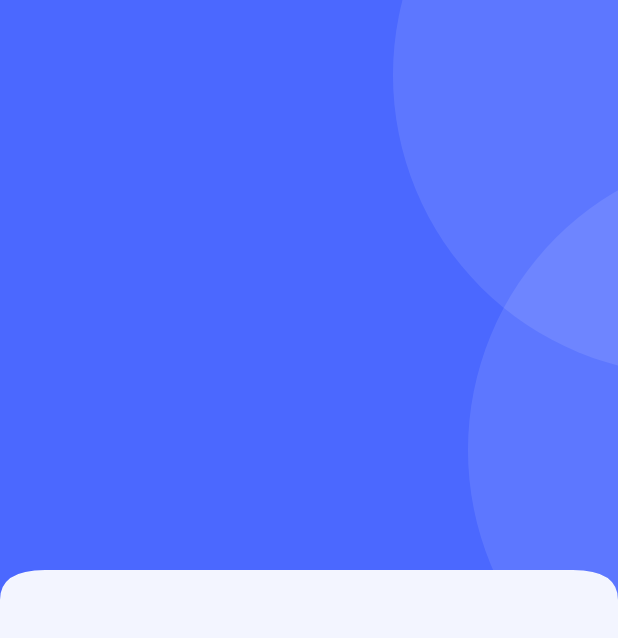
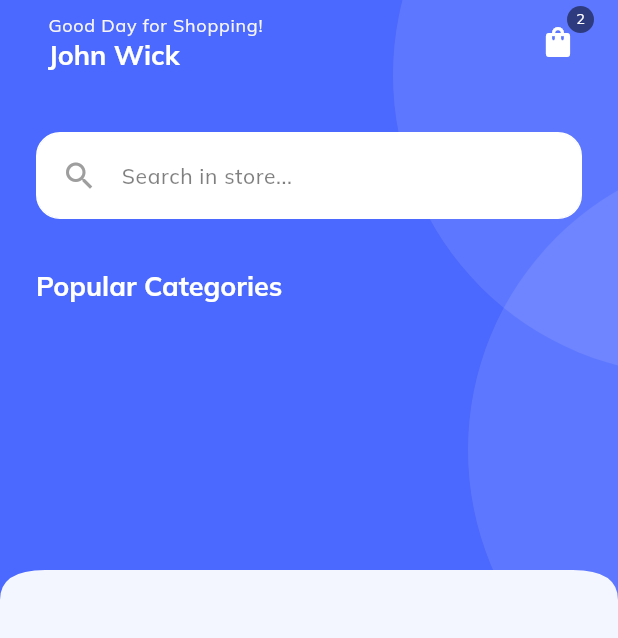
Before and after one commit to ShazidMorshed14/farsight-vendor-app, a Flutter app: the HeroScreen screen opened directly, on a phone screen of 412 x 824 dp. Shown: the top 638 px of the screen. Run offline on Flutter 3.47's test engine with Material 3 defaults, Android fonts, the phone set to English and light mode, and no system bars; our stand-ins replace connectivity_plus, dio, dropdown_button2, flutter_native_splash, flutter_secure_storage, get and 2 more; accounts and stored records are empty.

Commit message:
new categorysection added

```diff
--- a/lib/common/widgets/appbar/appbar.dart
+++ b/lib/common/widgets/appbar/appbar.dart
@@ -1,12 +1,42 @@
+import 'package:farsight_vendor_app/constants/sizes.dart';
 import 'package:farsight_vendor_app/utils/device/device_utility.dart';
 import 'package:flutter/material.dart';
+import 'package:get/get.dart';
 
 class TAppBar extends StatelessWidget implements PreferredSizeWidget {
-  const TAppBar({super.key});
+  const TAppBar(
+      {super.key,
+      this.title,
+      this.actions,
+      this.leadingIcon,
+      this.leadingOnPressed,
+      this.showBackArrow = false});
+
+  final Widget? title;
+  final bool showBackArrow;
+  final IconData? leadingIcon;
+  final List<Widget>? actions;
+  final VoidCallback? leadingOnPressed;
 
   @override
   Widget build(BuildContext context) {
-    return const Placeholder();
+    return Padding(
+      padding: EdgeInsets.symmetric(horizontal: TSizes.md),
+      child: AppBar(
+        backgroundColor: Colors.transparent,
+        automaticallyImplyLeading: false,
+        leading: showBackArrow
+            ? IconButton(
+                onPressed: () => Get.back(),
+                icon: const Icon(Icons.arrow_back_ios))
+            : leadingIcon != null
+                ? IconButton(
+                    onPressed: leadingOnPressed, icon: Icon(leadingIcon))
+                : null,
+        title: title,
+        actions: actions,
+      ),
+    );
   }
 
   @override
--- /dev/null
+++ b/lib/common/widgets/containers/search_container.dart
@@ -0,0 +1,47 @@
+import 'package:farsight_vendor_app/constants/sizes.dart';
+import 'package:flutter/material.dart';
+
+class TSearchContainer extends StatelessWidget {
+  const TSearchContainer(
+      {super.key,
+      required this.width,
+      this.icon,
+      this.showBackground = true,
+      this.showBorder = true,
+      required this.text});
+
+  final double width;
+  final IconData? icon;
+  final bool showBackground, showBorder;
+  final String text;
+
+  @override
+  Widget build(BuildContext context) {
+    return Padding(
+      padding: const EdgeInsets.symmetric(horizontal: TSizes.defaultSpace),
+      child: Container(
+        width: width,
+        padding: const EdgeInsets.all(TSizes.md),
+        decoration: BoxDecoration(
+            color: showBackground ? Colors.white : Colors.transparent,
+            borderRadius: BorderRadius.circular(16.0),
+            border: showBorder ? Border.all(color: Colors.white) : null),
+        child: Row(
+          children: [
+            Icon(
+              icon,
+              color: Colors.grey,
+            ),
+            const SizedBox(
+              width: TSizes.spaceBtwItems,
+            ),
+            Text(
+              text,
+              style: Theme.of(context).textTheme.bodySmall,
+            )
+          ],
+        ),
+      ),
+    );
+  }
+}
--- /dev/null
+++ b/lib/common/widgets/headings/section_heading.dart
@@ -0,0 +1,43 @@
+import 'package:farsight_vendor_app/constants/sizes.dart';
+import 'package:flutter/material.dart';
+
+class TSectionHeading extends StatelessWidget {
+  const TSectionHeading(
+      {super.key,
+      this.onPressed,
+      this.textColor = Colors.white,
+      this.buttonTitle = 'View all',
+      required this.title,
+      this.showActionButton = false});
+
+  final Color? textColor;
+  final bool showActionButton;
+  final String title, buttonTitle;
+  final void Function()? onPressed;
+
+  @override
+  Widget build(BuildContext context) {
+    return Padding(
+      padding: EdgeInsets.only(left: TSizes.defaultSpace),
+      child: Column(
+        children: [
+          Row(
+            children: [
+              Text(
+                'Popular Categories',
+                style: Theme.of(context)
+                    .textTheme
+                    .headlineSmall!
+                    .apply(color: textColor),
+                maxLines: 1,
+                overflow: TextOverflow.ellipsis,
+              ),
+              if (showActionButton)
+                TextButton(onPressed: onPressed, child: Text('view all'))
+            ],
+          )
+        ],
+      ),
+    );
+  }
+}
--- /dev/null
+++ b/lib/common/widgets/hero/home_appbar.dart
@@ -0,0 +1,36 @@
+import 'package:farsight_vendor_app/common/widgets/appbar/appbar.dart';
+import 'package:farsight_vendor_app/common/widgets/products/cart_menu_icon.dart';
+import 'package:flutter/material.dart';
+
+class THomeAppBar extends StatelessWidget {
+  const THomeAppBar({
+    super.key,
+  });
+
+  @override
+  Widget build(BuildContext context) {
+    return TAppBar(
+      title: Column(
+        crossAxisAlignment: CrossAxisAlignment.start,
+        children: [
+          Text("Good Day for Shopping!",
+              style: Theme.of(context)
+                  .textTheme
+                  .labelMedium!
+                  .apply(color: const Color.fromARGB(255, 247, 245, 245))),
+          Text("John Wick",
+              style: Theme.of(context)
+                  .textTheme
+                  .headlineSmall!
+                  .apply(color: Colors.white)),
+        ],
+      ),
+      actions: [
+        TCartCounterIcon(
+          onPressed: () {},
+          iconColor: Colors.white,
+        )
+      ],
+    );
+  }
+}
--- /dev/null
+++ b/lib/common/widgets/products/cart_menu_icon.dart
@@ -0,0 +1,42 @@
+import 'package:flutter/material.dart';
+
+class TCartCounterIcon extends StatelessWidget {
+  const TCartCounterIcon({super.key, required this.onPressed, this.iconColor});
+
+  final VoidCallback onPressed;
+  final Color? iconColor;
+
+  @override
+  Widget build(BuildContext context) {
+    return Stack(
+      children: [
+        IconButton(
+            onPressed: onPressed,
+            icon: Icon(
+              Icons.shopping_bag,
+              color: iconColor,
+            )),
+        Positioned(
+          right: 0,
+          child: Container(
+            width: 18,
+            height: 18,
+            decoration: BoxDecoration(
+              color: Colors.black.withOpacity(0.5),
+              borderRadius: BorderRadius.circular(100),
+            ),
+            child: Center(
+              child: Text(
+                "2",
+                style: Theme.of(context)
+                    .textTheme
+                    .labelLarge!
+                    .apply(color: Colors.white, fontSizeFactor: 0.8),
+              ),
+            ),
+          ),
+        )
+      ],
+    );
+  }
+}
--- a/lib/foundation/sp_icon/sp_icon.dart
+++ b/lib/foundation/sp_icon/sp_icon.dart
@@ -1,3 +1,4 @@
+import 'package:farsight_vendor_app/constants/colors.dart';
 import 'package:flutter/material.dart';
 
 class SPIcon extends StatelessWidget {
@@ -12,7 +13,7 @@ class SPIcon extends StatelessWidget {
       "assets/images/$assetname",
       height: 25,
       width: 25,
-      color: isSelected! ? const Color(0xffef7d00) : Colors.black,
+      color: isSelected! ? TColors.tprimary : Colors.black,
     );
   }
 }
--- a/lib/screens/hero_screen.dart
+++ b/lib/screens/hero_screen.dart
@@ -1,7 +1,13 @@
+import 'package:farsight_vendor_app/common/widgets/appbar/appbar.dart';
 import 'package:farsight_vendor_app/common/widgets/containers/circular_container.dart';
 import 'package:farsight_vendor_app/common/widgets/containers/primary_header_container.dart';
+import 'package:farsight_vendor_app/common/widgets/containers/search_container.dart';
 import 'package:farsight_vendor_app/common/widgets/curved_edges/curved_edges.dart';
 import 'package:farsight_vendor_app/common/widgets/curved_edges/curved_edges_widget.dart';
+import 'package:farsight_vendor_app/common/widgets/headings/section_heading.dart';
+import 'package:farsight_vendor_app/common/widgets/hero/home_appbar.dart';
+import 'package:farsight_vendor_app/common/widgets/products/cart_menu_icon.dart';
+import 'package:farsight_vendor_app/constants/sizes.dart';
 import 'package:farsight_vendor_app/screens/settings_screen.dart';
 import 'package:farsight_vendor_app/utils/routing.dart';
 import 'package:farsight_vendor_app/widgets/screen.dart';
@@ -46,7 +52,37 @@ class _HeroScreenState extends State<HeroScreen> {
           child: Column(
             children: [
               //header part
-              TPrimaryHeaderContainer(child: Container())
+              TPrimaryHeaderContainer(
+                  child: Column(
+                children: [
+                  ///hero section header
+                  THomeAppBar(),
+
+                  const SizedBox(
+                    height: TSizes.spaceBtwSections,
+                  ),
+
+                  ///searchbar
+                  TSearchContainer(
+                    width: width,
+                    text: "Search in store...",
+                    icon: Icons.search,
+                  ),
+
+                  const SizedBox(
+                    height: TSizes.spaceBtwSections,
+                  ),
+
+                  ///categories
+                  TSectionHeading(
+                    title: 'Popular Categories',
+                    showActionButton: false,
+                  ),
+                  const SizedBox(
+                    height: TSizes.spaceBtwItems,
+                  ),
+                ],
+              ))
             ],
           ),
         ),
@@ -76,6 +112,7 @@ class _HeroScreenState extends State<HeroScreen> {
     //       loadingShift = false;
     //     });
     //   }
+
     // } else {
     //   if (mounted) {
     //     setState(() {
--- a/lib/screens/home_screen.dart
+++ b/lib/screens/home_screen.dart
@@ -1,3 +1,4 @@
+import 'package:farsight_vendor_app/constants/colors.dart';
 import 'package:farsight_vendor_app/screens/cart_screen.dart';
 import 'package:farsight_vendor_app/screens/category_screen.dart';
 import 'package:farsight_vendor_app/screens/hero_screen.dart';
@@ -42,7 +43,7 @@ class _HomeScreenState extends State<HomeScreen> {
     return Scaffold(
       bottomNavigationBar: BottomNavigationBar(
         currentIndex: currentIndex,
-        selectedItemColor: const Color(0xffef7d00),
+        selectedItemColor: TColors.tprimary,
         selectedLabelStyle: const TextStyle(fontSize: 13),
         onTap: (index) {
           setState(() {
--- a/lib/screens/root_screen.dart
+++ b/lib/screens/root_screen.dart
@@ -1,4 +1,5 @@
 import 'package:farsight_vendor_app/screens/home_screen.dart';
+import 'package:farsight_vendor_app/utils/theme/theme.dart';
 import 'package:flutter/material.dart';
 import 'package:get/get.dart';
 import 'dart:developer';
@@ -46,10 +47,13 @@ class _RootScreenState extends State<RootScreen> {
       debugShowCheckedModeBanner: false,
       initialBinding: RootBindings(),
       title: 'Farsight App',
-      theme: ThemeData(
-        fontFamily: 'Mulish',
-        primaryColor: const Color(0xff5567f7),
-      ),
+      themeMode: ThemeMode.system,
+      // theme: ThemeData(
+      //   fontFamily: 'Mulish',
+      //   primaryColor: const Color(0xff5567f7),
+      // ),
+      theme: TAppTheme.lightTheme,
+      darkTheme: TAppTheme.darkTheme,
       home: RenderScreen(
         showSplash: _showSplash,
         isAuthenticated: _isAuthenticated,
--- /dev/null
+++ b/lib/utils/theme/custom_themes/elevated_button_theme.dart
@@ -0,0 +1,33 @@
+import 'package:flutter/material.dart';
+
+class TElevatedButtonTheme {
+  TElevatedButtonTheme._();
+
+  static final lightElevatedButtonTheme = ElevatedButtonThemeData(
+      style: ElevatedButton.styleFrom(
+    elevation: 0,
+    foregroundColor: Colors.white,
+    backgroundColor: Colors.blue,
+    disabledForegroundColor: Colors.grey,
+    disabledBackgroundColor: Colors.grey,
+    side: const BorderSide(color: Colors.blue),
+    padding: const EdgeInsets.symmetric(vertical: 18),
+    textStyle: const TextStyle(
+        fontSize: 16, color: Colors.white, fontWeight: FontWeight.w600),
+    shape: RoundedRectangleBorder(borderRadius: BorderRadius.circular(12)),
+  ));
+
+  static final darkElevatedButtonTheme = ElevatedButtonThemeData(
+      style: ElevatedButton.styleFrom(
+    elevation: 0,
+    foregroundColor: Colors.white,
+    backgroundColor: Colors.blue,
+    disabledForegroundColor: Colors.grey,
+    disabledBackgroundColor: Colors.grey,
+    side: const BorderSide(color: Colors.blue),
+    padding: const EdgeInsets.symmetric(vertical: 18),
+    textStyle: const TextStyle(
+        fontSize: 16, color: Colors.white, fontWeight: FontWeight.w600),
+    shape: RoundedRectangleBorder(borderRadius: BorderRadius.circular(12)),
+  ));
+}
--- /dev/null
+++ b/lib/utils/theme/custom_themes/text_theme.dart
@@ -0,0 +1,63 @@
+import 'package:flutter/material.dart';
+
+class TTextTheme {
+  TTextTheme._();
+
+  static TextTheme lightTextTheme = TextTheme(
+    headlineLarge: const TextStyle().copyWith(
+        fontSize: 32.0, fontWeight: FontWeight.bold, color: Colors.black),
+    headlineMedium: const TextStyle().copyWith(
+        fontSize: 24.0, fontWeight: FontWeight.w600, color: Colors.black),
+    headlineSmall: const TextStyle().copyWith(
+        fontSize: 18.0, fontWeight: FontWeight.w600, color: Colors.black),
+    titleLarge: const TextStyle().copyWith(
+        fontSize: 16.0, fontWeight: FontWeight.w600, color: Colors.black),
+    titleMedium: const TextStyle().copyWith(
+        fontSize: 16.0, fontWeight: FontWeight.w500, color: Colors.black),
+    titleSmall: const TextStyle().copyWith(
+        fontSize: 16.0, fontWeight: FontWeight.w400, color: Colors.black),
+    bodyLarge: const TextStyle().copyWith(
+        fontSize: 14.0, fontWeight: FontWeight.w500, color: Colors.black),
+    bodyMedium: const TextStyle().copyWith(
+        fontSize: 14.0, fontWeight: FontWeight.normal, color: Colors.black),
+    bodySmall: const TextStyle().copyWith(
+        fontSize: 14.0,
+        fontWeight: FontWeight.w500,
+        color: Colors.black.withOpacity(0.5)),
+    labelLarge: const TextStyle().copyWith(
+        fontSize: 12.0, fontWeight: FontWeight.normal, color: Colors.black),
+    labelMedium: const TextStyle().copyWith(
+        fontSize: 12.0,
+        fontWeight: FontWeight.normal,
+        color: Colors.black.withOpacity(0.5)),
+  );
+
+  static TextTheme darkTextTheme = TextTheme(
+    headlineLarge: const TextStyle().copyWith(
+        fontSize: 32.0, fontWeight: FontWeight.bold, color: Colors.white),
+    headlineMedium: const TextStyle().copyWith(
+        fontSize: 24.0, fontWeight: FontWeight.w600, color: Colors.white),
+    headlineSmall: const TextStyle().copyWith(
+        fontSize: 18.0, fontWeight: FontWeight.w600, color: Colors.white),
+    titleLarge: const TextStyle().copyWith(
+        fontSize: 16.0, fontWeight: FontWeight.w600, color: Colors.white),
+    titleMedium: const TextStyle().copyWith(
+        fontSize: 16.0, fontWeight: FontWeight.w500, color: Colors.white),
+    titleSmall: const TextStyle().copyWith(
+        fontSize: 16.0, fontWeight: FontWeight.w400, color: Colors.white),
+    bodyLarge: const TextStyle().copyWith(
+        fontSize: 14.0, fontWeight: FontWeight.w500, color: Colors.white),
+    bodyMedium: const TextStyle().copyWith(
+        fontSize: 14.0, fontWeight: FontWeight.normal, color: Colors.white),
+    bodySmall: const TextStyle().copyWith(
+        fontSize: 14.0,
+        fontWeight: FontWeight.w500,
+        color: Colors.white.withOpacity(0.5)),
+    labelLarge: const TextStyle().copyWith(
+        fontSize: 12.0, fontWeight: FontWeight.normal, color: Colors.white),
+    labelMedium: const TextStyle().copyWith(
+        fontSize: 12.0,
+        fontWeight: FontWeight.normal,
+        color: Colors.white.withOpacity(0.5)),
+  );
+}
--- /dev/null
+++ b/lib/utils/theme/theme.dart
@@ -0,0 +1,28 @@
+import 'package:farsight_vendor_app/utils/theme/custom_themes/appbar_theme.dart';
+import 'package:farsight_vendor_app/utils/theme/custom_themes/elevated_button_theme.dart';
+import 'package:farsight_vendor_app/utils/theme/custom_themes/text_theme.dart';
+import 'package:flutter/material.dart';
+
+class TAppTheme {
+  TAppTheme._();
+
+  static ThemeData lightTheme = ThemeData(
+      useMaterial3: true,
+      fontFamily: 'Mulish',
+      brightness: Brightness.light,
+      primaryColor: Colors.blue,
+      scaffoldBackgroundColor: Colors.white,
+      textTheme: TTextTheme.lightTextTheme,
+      elevatedButtonTheme: TElevatedButtonTheme.lightElevatedButtonTheme,
+      appBarTheme: TAppBarTheme.lightAppBarTheme);
+
+  static ThemeData darkTheme = ThemeData(
+      useMaterial3: true,
+      fontFamily: 'Mulish',
+      brightness: Brightness.dark,
+      primaryColor: Colors.blue,
+      scaffoldBackgroundColor: Colors.black,
+      textTheme: TTextTheme.darkTextTheme,
+      elevatedButtonTheme: TElevatedButtonTheme.darkElevatedButtonTheme,
+      appBarTheme: TAppBarTheme.darkAppBarTheme);
+}
```
